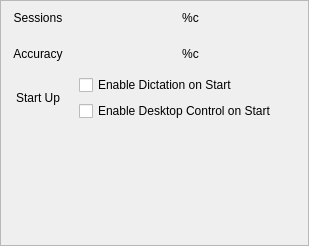
smartboyhw/speechcontrol, file res/ui/settingspane-general.ui: the form before one commit.
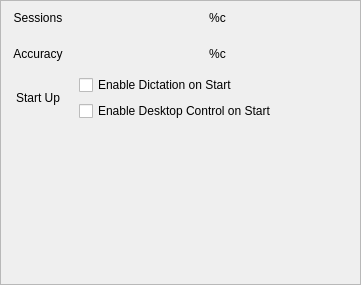
The form after the commit.

Commit message: A lot of UI changes. Expect more to come.

Diff of the .ui file:
```diff
--- a/res/ui/settingspane-general.ui
+++ b/res/ui/settingspane-general.ui
@@ -6,8 +6,8 @@
    <rect>
     <x>0</x>
     <y>0</y>
-    <width>309</width>
-    <height>246</height>
+    <width>361</width>
+    <height>285</height>
    </rect>
   </property>
   <property name="windowTitle">
@@ -24,8 +24,8 @@
     <rect>
      <x>3</x>
      <y>3</y>
-     <width>299</width>
-     <height>237</height>
+     <width>353</width>
+     <height>277</height>
     </rect>
    </property>
    <layout class="QGridLayout" name="gridLayout">
```
The commit also changes 4 other files.
